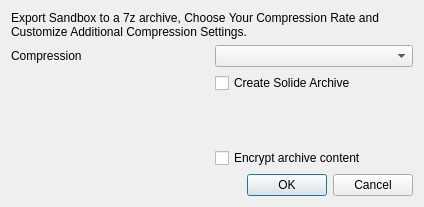
Before: the Qt Designer form SandboxiePlus/SandMan/Forms/CompressDialog.ui in sandboxie-plus/Sandboxie, drawn with Qt 5.
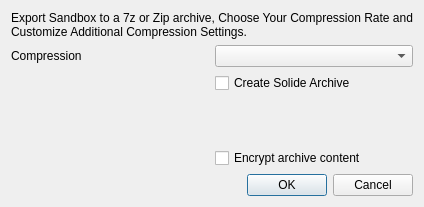
After: the same form once the commit is applied.

```diff
--- a/SandboxiePlus/SandMan/Forms/CompressDialog.ui
+++ b/SandboxiePlus/SandMan/Forms/CompressDialog.ui
@@ -62,7 +62,7 @@
      <item row="0" column="0" colspan="2">
       <widget class="QLabel" name="label_2">
        <property name="text">
-        <string>Export Sandbox to a 7z archive, Choose Your Compression Rate and Customize Additional Compression Settings.</string>
+        <string>Export Sandbox to a 7z or Zip archive, Choose Your Compression Rate and Customize Additional Compression Settings.</string>
        </property>
        <property name="wordWrap">
         <bool>true</bool>
```
